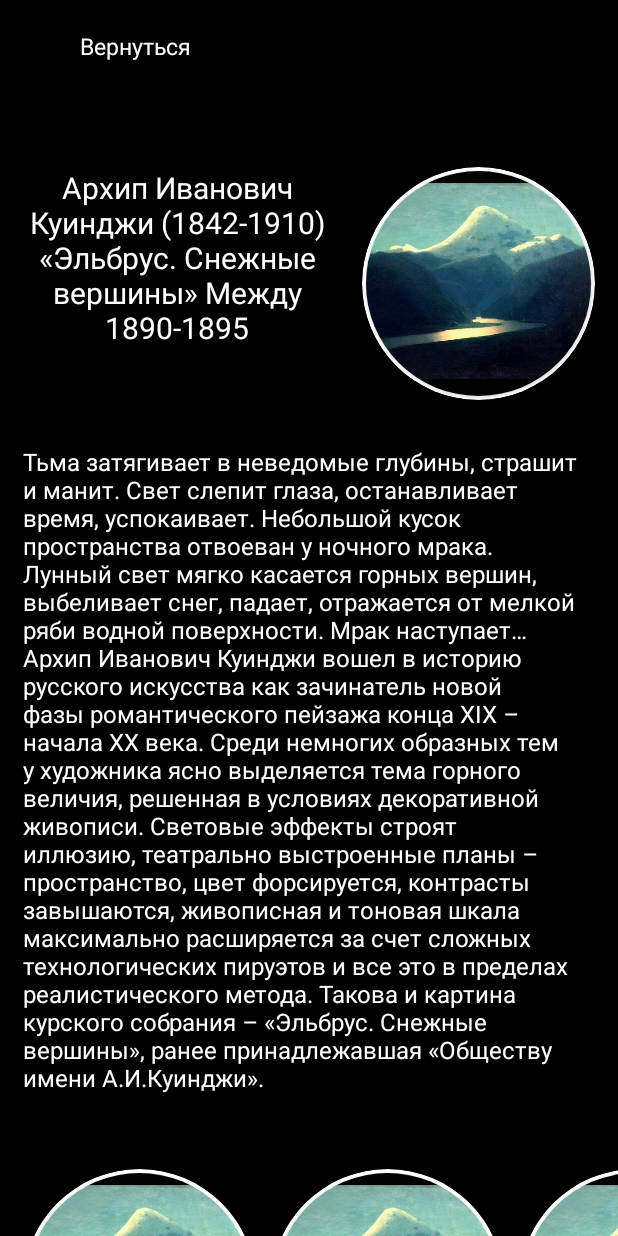
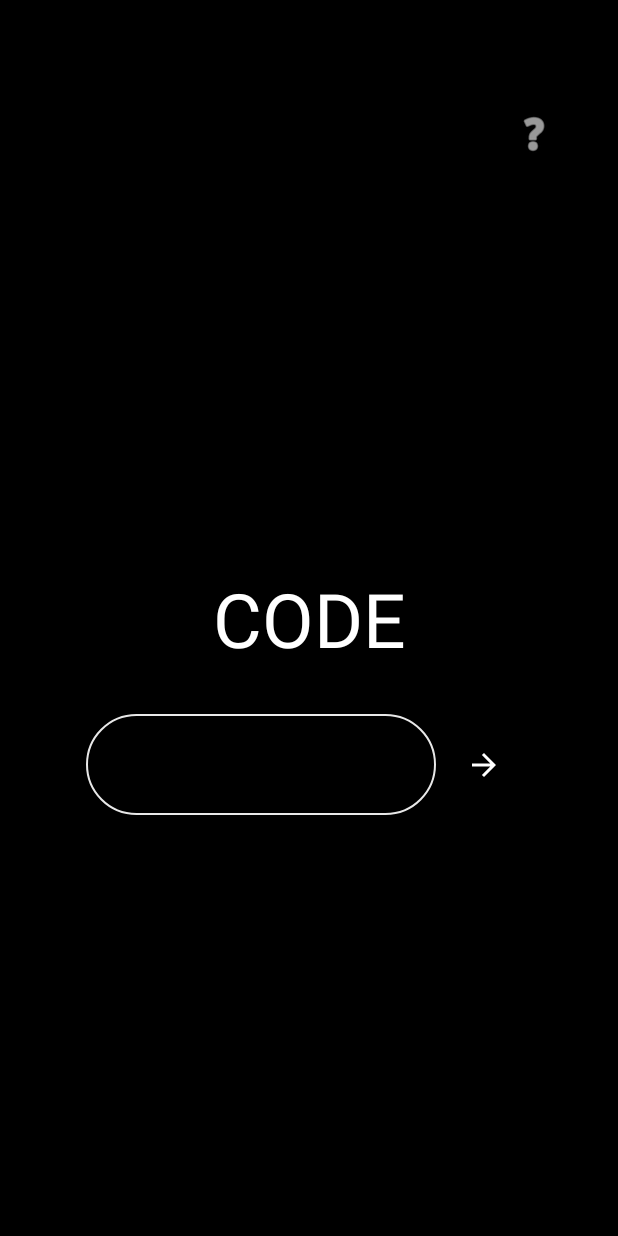
Before and after one commit to BadLog1n/Pictale, an Android app: the screen it shows after launch (MainActivity), on a phone screen of 412 x 824 dp. Run offline under Robolectric (Android 15) with nearby library versions, the phone set to English and light mode, and no system bars.

Commit message:
Реализованы фрагменты

```diff
--- a/app/build.gradle
+++ b/app/build.gradle
@@ -30,6 +30,9 @@ android {
     kotlinOptions {
         jvmTarget = '1.8'
     }
+    buildFeatures {
+        viewBinding true
+    }
 }
 
 dependencies {
@@ -39,6 +42,7 @@ dependencies {
     implementation 'com.google.android.material:material:1.7.0'
     implementation 'androidx.constraintlayout:constraintlayout:2.1.4'
     implementation 'androidx.wear.tiles:tiles-material:1.1.0'
+    implementation 'androidx.navigation:navigation-fragment:2.5.3'
 /*    testImplementation 'junit:junit:4.13.2'
     androidTestImplementation 'androidx.test.ext:junit:1.1.4'
     androidTestImplementation 'androidx.test.espresso:espresso-core:3.5.0'*/
--- /dev/null
+++ b/app/src/main/java/com/oneseed/pictale/ContentFragment.kt
@@ -0,0 +1,24 @@
+package com.oneseed.pictale
+
+import android.os.Bundle
+import android.view.LayoutInflater
+import android.view.View
+import android.view.ViewGroup
+import androidx.fragment.app.Fragment
+
+
+class ContentFragment : Fragment() {
+
+    override fun onCreateView(
+        inflater: LayoutInflater, container: ViewGroup?,
+        savedInstanceState: Bundle?
+    ): View? {
+        // Inflate the layout for this fragment
+        return inflater.inflate(R.layout.fragment_content, container, false)
+
+
+    }
+
+
+
+}
--- a/app/src/main/java/com/oneseed/pictale/MainActivity.kt
+++ b/app/src/main/java/com/oneseed/pictale/MainActivity.kt
@@ -2,10 +2,17 @@ package com.oneseed.pictale
 
 import androidx.appcompat.app.AppCompatActivity
 import android.os.Bundle
+import androidx.navigation.NavController
+import com.oneseed.pictale.databinding.ActivityMainBinding
 
 class MainActivity : AppCompatActivity() {
+
+    lateinit var navController: NavController
+
     override fun onCreate(savedInstanceState: Bundle?) {
         super.onCreate(savedInstanceState)
-        setContentView(R.layout.layout_content)
+        val binding = ActivityMainBinding.inflate(layoutInflater)
+        setContentView(binding.root)
+
     }
 }
--- /dev/null
+++ b/app/src/main/java/com/oneseed/pictale/SearchFragment.kt
@@ -0,0 +1,31 @@
+package com.oneseed.pictale
+
+import android.os.Bundle
+import android.view.LayoutInflater
+import android.view.View
+import android.view.ViewGroup
+import androidx.fragment.app.Fragment
+import androidx.navigation.findNavController
+import androidx.navigation.navArgs
+import com.oneseed.pictale.databinding.FragmentSearchBinding
+
+
+class SearchFragment : Fragment() {
+
+
+    private lateinit var binding: FragmentSearchBinding
+
+    override fun onCreateView(
+        inflater: LayoutInflater, container: ViewGroup?,
+        savedInstanceState: Bundle?
+    ): View {
+        binding = FragmentSearchBinding.inflate(layoutInflater, container, false)
+        return binding.root
+    }
+
+    override fun onViewCreated(view: View, savedInstanceState: Bundle?) {
+        super.onViewCreated(view, savedInstanceState)
+
+    }
+
+}
--- a/app/src/main/res/layout/activity_main.xml
+++ b/app/src/main/res/layout/activity_main.xml
@@ -3,94 +3,21 @@
     xmlns:app="http://schemas.android.com/apk/res-auto"
     android:layout_width="match_parent"
     android:layout_height="match_parent"
-    android:background="@color/black">
+    xmlns:tools="http://schemas.android.com/tools"
+    android:background="@color/black"
+    tools:context=".MainActivity">
 
 
-    <TextView
-        android:id="@+id/codeInputText"
-        android:layout_width="wrap_content"
-        android:layout_height="wrap_content"
-        android:text="@string/codeInputText"
-        android:textColor="@color/white"
-        android:textSize="50sp"
+    <fragment
+        android:id="@+id/nav_host_fragment"
+        android:name="androidx.navigation.fragment.NavHostFragment"
+        android:layout_width="match_parent"
+        android:layout_height="match_parent"
+        app:defaultNavHost="true"
+        app:navGraph="@navigation/nav_graph"
         app:layout_constraintBottom_toBottomOf="parent"
-        app:layout_constraintEnd_toEndOf="parent"
-        app:layout_constraintStart_toStartOf="parent"
+        app:layout_constraintLeft_toLeftOf="parent"
+        app:layout_constraintRight_toRightOf="parent"
         app:layout_constraintTop_toTopOf="parent" />
 
-
-    <!--create editText-->
-
-    <LinearLayout
-        android:id="@+id/linearLayout2"
-        android:layout_width="wrap_content"
-        android:layout_height="wrap_content"
-        android:orientation="horizontal"
-        android:paddingTop="30dp"
-        android:paddingBottom="30dp"
-        app:layout_constraintEnd_toEndOf="parent"
-        app:layout_constraintStart_toStartOf="parent"
-        app:layout_constraintTop_toBottomOf="@+id/codeInputText">
-
-        <EditText
-            android:id="@+id/loginText"
-            android:layout_width="wrap_content"
-            android:layout_height="wrap_content"
-            android:layout_weight="1"
-            android:autofillHints="0"
-            android:background="@drawable/rounded_edittext"
-            android:ellipsize="end"
-            android:ems="10"
-            android:enabled="true"
-            android:gravity="center"
-            android:hint="@string/hintForCode"
-            android:inputType="number"
-            android:maxLength="6"
-            android:padding="20dp"
-            android:paddingStart="15dp"
-            android:paddingEnd="30dp"
-            android:singleLine="true"
-            android:textColor="@color/white"
-            android:textSize="20sp" />
-
-        <ImageButton
-            android:id="@+id/submit"
-            android:layout_width="wrap_content"
-            android:layout_height="match_parent"
-            android:layout_weight="1"
-            android:backgroundTint="@color/black"
-            android:enabled="true"
-            android:padding="20dp"
-            android:scaleX="-1"
-            android:src="?attr/actionModeCloseDrawable"
-            android:text=""
-            android:textColor="@color/white"
-            android:textSize="20sp"
-            app:tint="@color/white" />
-
-
-    </LinearLayout>
-
-    <ImageButton
-        android:id="@+id/question"
-        android:layout_width="wrap_content"
-        android:layout_height="wrap_content"
-        android:layout_gravity=""
-        android:layout_marginStart="300dp"
-        android:layout_marginBottom="200dp"
-        android:backgroundTint="@color/black"
-        android:enabled="true"
-        android:padding="20dp"
-        android:src="@android:drawable/ic_menu_help"
-        android:text=""
-        android:textColor="@color/white"
-        android:textSize="20sp"
-        app:layout_constraintBottom_toTopOf="@+id/codeInputText"
-        app:layout_constraintEnd_toEndOf="parent"
-        app:layout_constraintStart_toStartOf="parent"
-
-        app:layout_constraintTop_toTopOf="parent"
-        app:tint="@color/white" />
-
-
 </androidx.constraintlayout.widget.ConstraintLayout>
--- a/app/src/main/res/layout/layout_content.xml
+++ b/app/src/main/res/layout/fragment_content.xml
@@ -4,11 +4,14 @@
     xmlns:tools="http://schemas.android.com/tools"
     android:layout_width="match_parent"
     android:layout_height="match_parent"
+    android:orientation="vertical"
     android:background="@color/black"
-    android:orientation="vertical">
+    tools:context=".ContentFragment">
+    <!--fragment-->
 
     <ScrollView
         android:layout_width="match_parent"
+        android:scrollbars="none"
         android:layout_height="match_parent">
 
         <LinearLayout
--- /dev/null
+++ b/app/src/main/res/layout/fragment_search.xml
@@ -0,0 +1,103 @@
+<?xml version="1.0" encoding="utf-8"?>
+<LinearLayout xmlns:android="http://schemas.android.com/apk/res/android"
+    xmlns:app="http://schemas.android.com/apk/res-auto"
+    android:layout_width="match_parent"
+    android:layout_height="match_parent"
+    xmlns:tools="http://schemas.android.com/tools"
+    android:orientation="vertical"
+    tools:context=".SearchFragment"
+    android:background="@color/black">
+
+    <androidx.constraintlayout.widget.ConstraintLayout
+        android:layout_width="match_parent"
+        android:layout_height="match_parent">
+
+        <TextView
+            android:id="@+id/codeInputText"
+            android:layout_width="wrap_content"
+            android:layout_height="wrap_content"
+            android:text="@string/codeInputText"
+            android:textColor="@color/white"
+            android:textSize="50sp"
+            app:layout_constraintBottom_toBottomOf="parent"
+            app:layout_constraintEnd_toEndOf="parent"
+            app:layout_constraintStart_toStartOf="parent"
+            app:layout_constraintTop_toTopOf="parent" />
+
+
+        <!--create editText-->
+
+        <LinearLayout
+            android:id="@+id/linearLayout2"
+            android:layout_width="wrap_content"
+            android:layout_height="wrap_content"
+            android:orientation="horizontal"
+            android:paddingTop="30dp"
+            android:paddingBottom="30dp"
+            app:layout_constraintEnd_toEndOf="parent"
+            app:layout_constraintStart_toStartOf="parent"
+            app:layout_constraintTop_toBottomOf="@+id/codeInputText">
+
+            <EditText
+                android:id="@+id/loginText"
+                android:layout_width="wrap_content"
+                android:layout_height="wrap_content"
+                android:layout_weight="1"
+                android:autofillHints="0"
+                android:background="@drawable/rounded_edittext"
+                android:ellipsize="end"
+                android:ems="10"
+                android:enabled="true"
+                android:gravity="center"
+                android:hint="@string/hintForCode"
+                android:inputType="number"
+                android:maxLength="6"
+                android:padding="20dp"
+                android:paddingStart="15dp"
+                android:paddingEnd="30dp"
+                android:singleLine="true"
+                android:textColor="@color/white"
+                android:textSize="20sp" />
+
+            <ImageButton
+                android:id="@+id/submit"
+                android:layout_width="wrap_content"
+                android:layout_height="match_parent"
+                android:layout_weight="1"
+                android:backgroundTint="@color/black"
+                android:enabled="true"
+                android:padding="20dp"
+                android:scaleX="-1"
+                android:src="?attr/actionModeCloseDrawable"
+                android:text=""
+                android:textColor="@color/white"
+                android:textSize="20sp"
+                app:tint="@color/white" />
+
+
+        </LinearLayout>
+
+        <ImageButton
+            android:id="@+id/question"
+            android:layout_width="wrap_content"
+            android:layout_height="wrap_content"
+            android:layout_gravity=""
+            android:layout_marginStart="300dp"
+            android:layout_marginBottom="200dp"
+            android:backgroundTint="@color/black"
+            android:enabled="true"
+            android:padding="20dp"
+            android:src="@android:drawable/ic_menu_help"
+            android:text=""
+            android:textColor="@color/white"
+            android:textSize="20sp"
+            app:layout_constraintBottom_toTopOf="@+id/codeInputText"
+            app:layout_constraintEnd_toEndOf="parent"
+            app:layout_constraintStart_toStartOf="parent"
+
+            app:layout_constraintTop_toTopOf="parent"
+            app:tint="@color/white" />
+
+
+    </androidx.constraintlayout.widget.ConstraintLayout>
+</LinearLayout>
--- /dev/null
+++ b/app/src/main/res/navigation/nav_graph.xml
@@ -0,0 +1,25 @@
+<?xml version="1.0" encoding="utf-8"?>
+<navigation xmlns:android="http://schemas.android.com/apk/res/android"
+    xmlns:app="http://schemas.android.com/apk/res-auto"
+    xmlns:tools="http://schemas.android.com/tools"
+    android:id="@+id/nav_graph.xml"
+    app:startDestination="@id/searchFragment">
+    <fragment
+        android:id="@+id/searchFragment"
+        android:name="com.oneseed.pictale.SearchFragment"
+        android:label="fragment_search"
+        tools:layout="@layout/fragment_search" >
+        <action
+            android:id="@+id/action_searchFragment_to_contentFragment"
+            app:destination="@id/contentFragment" />
+    </fragment>
+    <fragment
+        android:id="@+id/contentFragment"
+        android:name="com.oneseed.pictale.ContentFragment"
+        android:label="fragment_content"
+        tools:layout="@layout/fragment_content" >
+        <action
+            android:id="@+id/action_contentFragment_to_searchFragment"
+            app:destination="@id/searchFragment" />
+    </fragment>
+</navigation>
--- a/app/src/main/res/values/strings.xml
+++ b/app/src/main/res/values/strings.xml
@@ -8,4 +8,6 @@
     <string name="exampleTextShort">Архип Иванович Куинджи (1842-1910)\n«Эльбрус. Снежные вершины» Между 1890-1895</string>
     <string name="contacts">Контакты</string>
     <string name="emailTextExample">st-nemchenko@yandex.ru</string>
+    <!-- TODO: Remove or change this placeholder text -->
+    <string name="hello_blank_fragment">Hello blank fragment</string>
 </resources>
```
